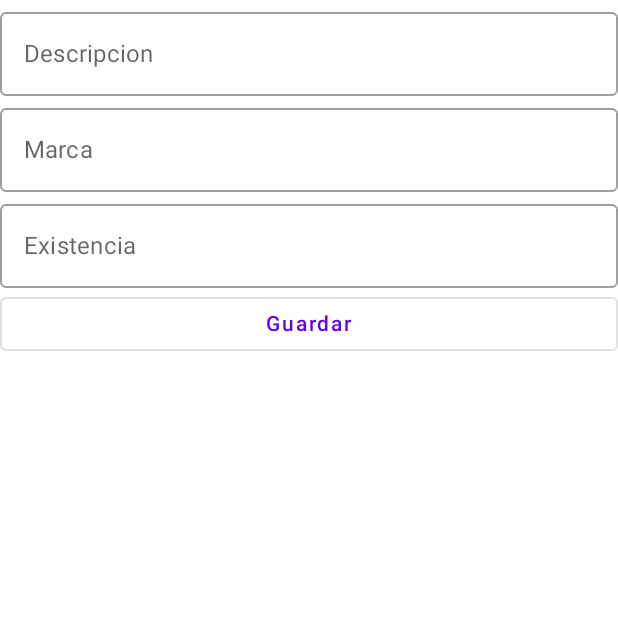
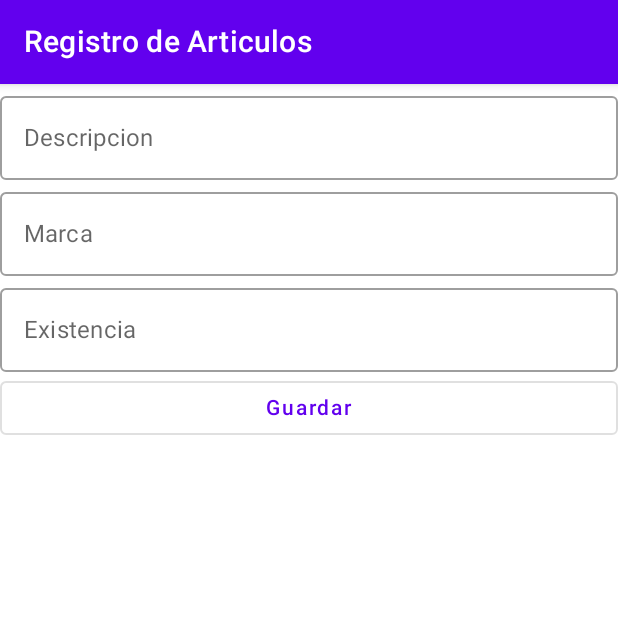
Before and after one commit to JeisonR23/Parcial1_Jeison, an Android app built with Jetpack Compose: the RegistroArticuloScreen screen opened through its navigation route, on a phone screen of 412 x 824 dp, the top half of it. Run offline under Robolectric (Android 15) with nearby library versions, the phone set to English and light mode, and no system bars; our stand-ins replace Dagger/Hilt's generated code, Room's generated code.

```diff
--- a/app/src/main/java/edu/ucne/parcial1_jeison/ui/examen/RegistroArticuloScreen.kt
+++ b/app/src/main/java/edu/ucne/parcial1_jeison/ui/examen/RegistroArticuloScreen.kt
@@ -3,15 +3,16 @@ package edu.ucne.parcial1_jeison.ui.examen
 import android.widget.Toast
 import androidx.compose.foundation.layout.Column
 import androidx.compose.foundation.layout.fillMaxWidth
-import androidx.compose.material.OutlinedButton
-import androidx.compose.material.OutlinedTextField
-import androidx.compose.material.Text
+import androidx.compose.material.*
+import androidx.compose.material.icons.Icons
+import androidx.compose.material.icons.filled.Add
 import androidx.compose.runtime.Composable
 import androidx.compose.ui.Modifier
 import androidx.compose.ui.platform.LocalContext
 import androidx.core.text.isDigitsOnly
 import androidx.hilt.navigation.compose.hiltViewModel
 import androidx.navigation.NavHostController
+import edu.ucne.parcial1_jeison.navegation.Screen
 
 @Composable
 fun RegistroArticuloScreen(
@@ -19,6 +20,14 @@ fun RegistroArticuloScreen(
     viewModel: ArticuloViewModel = hiltViewModel()
 ) {
 
+    Scaffold(
+        modifier = Modifier.fillMaxWidth(),
+        topBar = {
+            TopAppBar(
+                title = { Text(text = "Registro de Articulos") }
+            )
+        },
+    ) {
     val context = LocalContext.current
     fun validar() {
         if (viewModel.descripcion.isEmpty()) {
@@ -71,3 +80,4 @@ fun RegistroArticuloScreen(
     }
 
 }
+}
```
